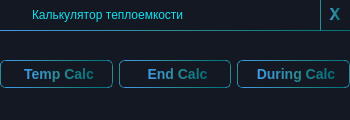
Above: 2modules/capacitycalc.ui from Ismaxis/212QtMay before the change. Below: the same form after it.
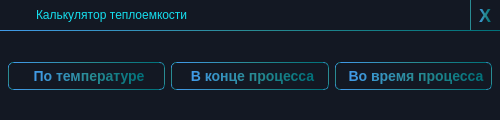
That is the form after the change.

Diff of the .ui file:
```diff
--- a/2modules/capacitycalc.ui
+++ b/2modules/capacitycalc.ui
@@ -6,10 +6,16 @@
    <rect>
     <x>0</x>
     <y>0</y>
-    <width>350</width>
+    <width>500</width>
     <height>120</height>
    </rect>
   </property>
+  <property name="sizePolicy">
+   <sizepolicy hsizetype="Preferred" vsizetype="Preferred">
+    <horstretch>0</horstretch>
+    <verstretch>0</verstretch>
+   </sizepolicy>
+  </property>
   <property name="minimumSize">
    <size>
     <width>350</width>
@@ -18,8 +24,8 @@
   </property>
   <property name="maximumSize">
    <size>
-    <width>350</width>
-    <height>120</height>
+    <width>500</width>
+    <height>240</height>
    </size>
   </property>
   <property name="windowTitle">
@@ -49,25 +55,37 @@
     background:#0E1012;
 }   </string>
   </property>
+  <property name="sizeGripEnabled">
+   <bool>false</bool>
+  </property>
+  <property name="modal">
+   <bool>false</bool>
+  </property>
   <widget class="QWidget" name="titlewidget" native="true">
    <property name="geometry">
     <rect>
      <x>0</x>
      <y>0</y>
-     <width>350</width>
+     <width>500</width>
      <height>31</height>
     </rect>
    </property>
    <property name="sizePolicy">
-    <sizepolicy hsizetype="Preferred" vsizetype="Preferred">
+    <sizepolicy hsizetype="Preferred" vsizetype="Fixed">
      <horstretch>0</horstretch>
      <verstretch>0</verstretch>
     </sizepolicy>
    </property>
    <property name="minimumSize">
     <size>
-     <width>0</width>
-     <height>25</height>
+     <width>350</width>
+     <height>31</height>
+    </size>
+   </property>
+   <property name="maximumSize">
+    <size>
+     <width>500</width>
+     <height>40</height>
     </size>
    </property>
    <property name="baseSize">
@@ -98,83 +116,174 @@
 	color:qlineargradient(spread:pad, x1:0, y1:1, x2:1, y2:1, stop:0 rgba(73, 232, 232, 255), stop:1 rgba(21, 222, 238, 255)); 
 }</string>
    </property>
-   <widget class="QPushButton" name="closePushButton">
-    <property name="geometry">
-     <rect>
-      <x>320</x>
-      <y>0</y>
-      <width>31</width>
-      <height>31</height>
-     </rect>
+   <layout class="QHBoxLayout" name="horizontalLayout_2">
+    <property name="spacing">
+     <number>6</number>
     </property>
-    <property name="font">
-     <font>
-      <family>Consolas</family>
-      <pointsize>-1</pointsize>
-      <italic>false</italic>
-      <bold>true</bold>
-     </font>
+    <property name="leftMargin">
+     <number>0</number>
     </property>
-    <property name="styleSheet">
-     <string notr="true">border-bottom-width: 0px;
+    <property name="topMargin">
+     <number>0</number>
+    </property>
+    <property name="rightMargin">
+     <number>0</number>
+    </property>
+    <property name="bottomMargin">
+     <number>0</number>
+    </property>
+    <item>
+     <widget class="QLabel" name="icon">
+      <property name="sizePolicy">
+       <sizepolicy hsizetype="Fixed" vsizetype="Fixed">
+        <horstretch>0</horstretch>
+        <verstretch>0</verstretch>
+       </sizepolicy>
+      </property>
+      <property name="minimumSize">
+       <size>
+        <width>30</width>
+        <height>30</height>
+       </size>
+      </property>
+      <property name="maximumSize">
+       <size>
+        <width>30</width>
+        <height>30</height>
+       </size>
+      </property>
+      <property name="styleSheet">
+       <string notr="true">border-bottom-width: 0px;</string>
+      </property>
+      <property name="frameShape">
+       <enum>QFrame::NoFrame</enum>
+      </property>
+      <property name="text">
+       <string/>
+      </property>
+     </widget>
+    </item>
+    <item>
+     <widget class="QLabel" name="label">
+      <property name="enabled">
+       <bool>true</bool>
+      </property>
+      <property name="sizePolicy">
+       <sizepolicy hsizetype="Preferred" vsizetype="Fixed">
+        <horstretch>0</horstretch>
+        <verstretch>0</verstretch>
+       </sizepolicy>
+      </property>
+      <property name="minimumSize">
+       <size>
+        <width>64</width>
+        <height>30</height>
+       </size>
+      </property>
+      <property name="maximumSize">
+       <size>
+        <width>16777215</width>
+        <height>30</height>
+       </size>
+      </property>
+      <property name="font">
+       <font>
+        <kerning>false</kerning>
+       </font>
+      </property>
+      <property name="styleSheet">
+       <string notr="true">border-bottom-width: 0px;</string>
+      </property>
+      <property name="text">
+       <string>Калькулятор теплоемкости</string>
+      </property>
+      <property name="scaledContents">
+       <bool>false</bool>
+      </property>
+     </widget>
+    </item>
+    <item>
+     <spacer name="horizontalSpacer">
+      <property name="orientation">
+       <enum>Qt::Horizontal</enum>
+      </property>
+      <property name="sizeHint" stdset="0">
+       <size>
+        <width>231</width>
+        <height>13</height>
+       </size>
+      </property>
+     </spacer>
+    </item>
+    <item>
+     <widget class="QPushButton" name="closePushButton">
+      <property name="sizePolicy">
+       <sizepolicy hsizetype="Fixed" vsizetype="Fixed">
+        <horstretch>0</horstretch>
+        <verstretch>0</verstretch>
+       </sizepolicy>
+      </property>
+      <property name="minimumSize">
+       <size>
+        <width>30</width>
+        <height>30</height>
+       </size>
+      </property>
+      <property name="maximumSize">
+       <size>
+        <width>30</width>
+        <height>30</height>
+       </size>
+      </property>
+      <property name="font">
+       <font>
+        <pointsize>-1</pointsize>
+        <italic>false</italic>
+        <bold>true</bold>
+        <kerning>false</kerning>
+       </font>
+      </property>
+      <property name="styleSheet">
+       <string notr="true">border-bottom-width: 0px;
+border-right-width: 0px;
 border-top-width: 0px;
 
 font-weight: 900;
 font-size: 18px;
 padding: 0px 1px 0px 0px;</string>
-    </property>
-    <property name="text">
-     <string>X</string>
-    </property>
-   </widget>
-   <widget class="QLabel" name="label">
-    <property name="geometry">
-     <rect>
-      <x>32</x>
-      <y>5</y>
-      <width>161</width>
-      <height>20</height>
-     </rect>
-    </property>
-    <property name="font">
-     <font>
-      <kerning>false</kerning>
-     </font>
-    </property>
-    <property name="styleSheet">
-     <string notr="true">border-bottom-width: 0px;</string>
-    </property>
-    <property name="text">
-     <string>Калькулятор теплоемкости</string>
-    </property>
-   </widget>
-   <widget class="QLabel" name="icon">
-    <property name="geometry">
-     <rect>
-      <x>2</x>
-      <y>2</y>
-      <width>25</width>
-      <height>25</height>
-     </rect>
-    </property>
-    <property name="styleSheet">
-     <string notr="true">border-bottom-width: 0px;</string>
-    </property>
-    <property name="text">
-     <string/>
-    </property>
-   </widget>
+      </property>
+      <property name="text">
+       <string>X</string>
+      </property>
+     </widget>
+    </item>
+   </layout>
   </widget>
-  <widget class="QWidget" name="widget" native="true">
+  <widget class="QWidget" name="" native="true">
    <property name="geometry">
     <rect>
      <x>0</x>
-     <y>50</y>
-     <width>350</width>
-     <height>49</height>
+     <y>31</y>
+     <width>500</width>
+     <height>90</height>
     </rect>
    </property>
    <layout class="QHBoxLayout" name="horizontalLayout">
+    <property name="spacing">
+     <number>6</number>
+    </property>
+    <property name="leftMargin">
+     <number>8</number>
+    </property>
+    <property name="topMargin">
+     <number>8</number>
+    </property>
+    <property name="rightMargin">
+     <number>8</number>
+    </property>
+    <property name="bottomMargin">
+     <number>8</number>
+    </property>
     <item>
      <widget class="QPushButton" name="temp_button">
       <property name="sizePolicy">
@@ -190,7 +299,7 @@
        </font>
       </property>
       <property name="text">
-       <string>Temp Calc</string>
+       <string>По температуре</string>
       </property>
      </widget>
     </item>
@@ -203,7 +312,7 @@
        </font>
       </property>
       <property name="text">
-       <string>End Calc</string>
+       <string>В конце процесса</string>
       </property>
      </widget>
     </item>
@@ -216,7 +325,7 @@
        </font>
       </property>
       <property name="text">
-       <string>During Calc</string>
+       <string>Во время процесса</string>
       </property>
      </widget>
     </item>
```
